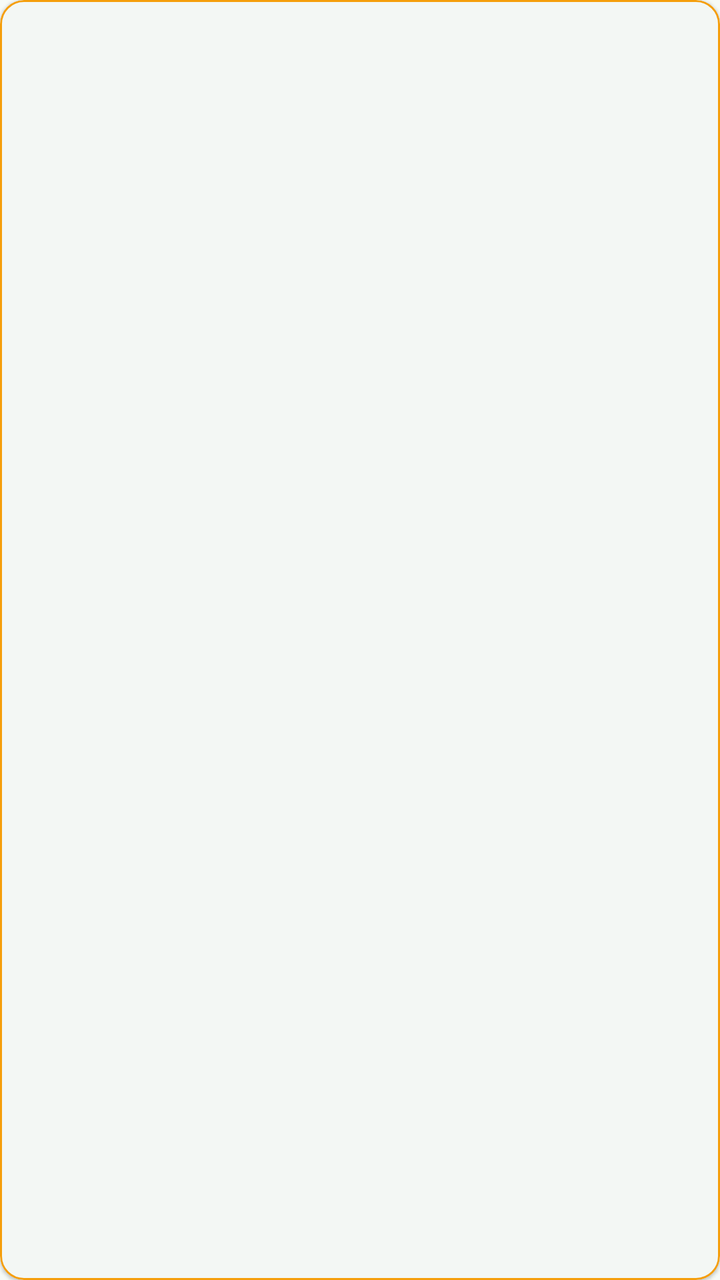
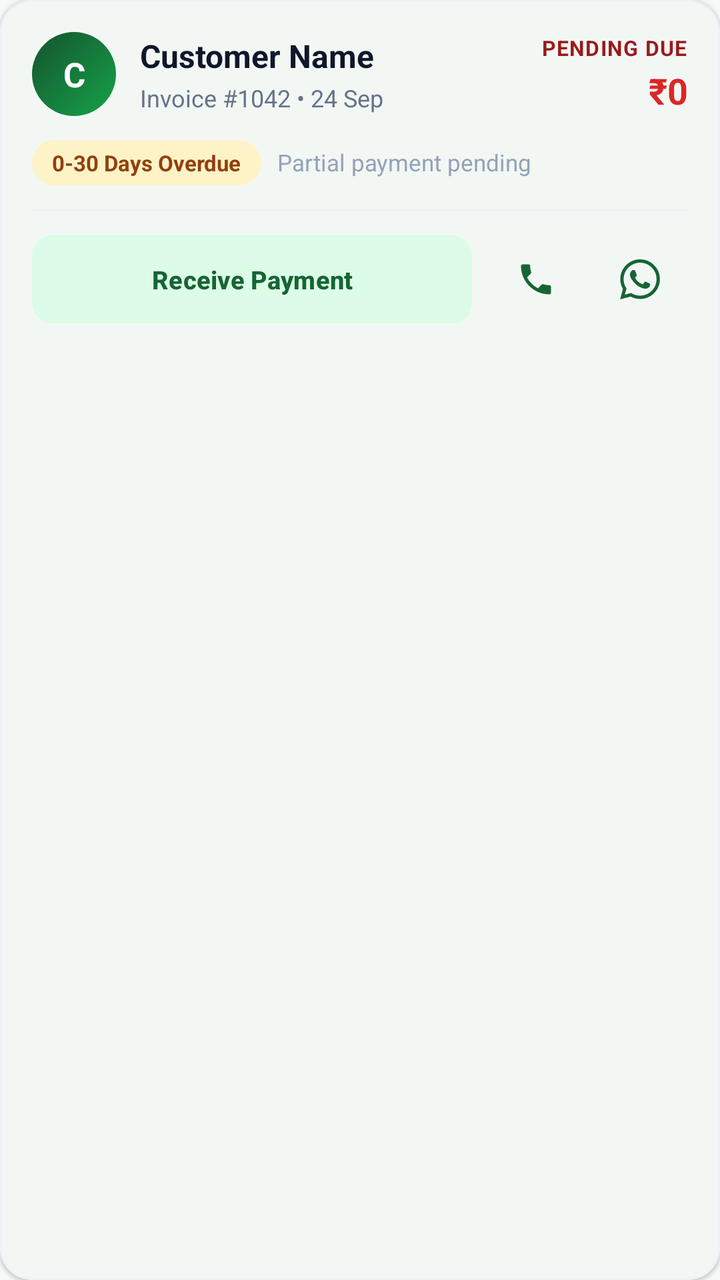

The first picture is an Android layout as it rendered before a commit; the second is the same layout after the commit. The layout source and the unified diff follow.
<!-- AndroidManifest.xml: application theme Theme.MobileShopkeeper -->
<!-- res/layout/item_due.xml -->
<?xml version="1.0" encoding="utf-8"?>
<com.google.android.material.card.MaterialCardView xmlns:android="http://schemas.android.com/apk/res/android"
    xmlns:app="http://schemas.android.com/apk/res-auto"
    android:layout_width="match_parent" android:layout_height="wrap_content"
    android:layout_marginBottom="8dp" app:cardCornerRadius="12dp" app:cardElevation="1dp"
    app:strokeColor="@color/warning" app:strokeWidth="1dp">
    <LinearLayout android:layout_width="match_parent" android:layout_height="wrap_content"
        android:orientation="vertical" android:padding="14dp">
        <LinearLayout android:layout_width="match_parent" android:layout_height="wrap_content"
            android:orientation="horizontal" android:gravity="center_vertical">
            <TextView android:id="@+id/tvCustName" android:layout_width="0dp"
                android:layout_weight="1" android:layout_height="wrap_content"
                android:textStyle="bold" android:textSize="15sp"/>
            <TextView android:id="@+id/tvBalance" android:layout_width="wrap_content"
                android:layout_height="wrap_content" android:textStyle="bold"
                android:textColor="@color/error" android:textSize="15sp"/>
        </LinearLayout>
        <LinearLayout android:layout_width="match_parent" android:layout_height="wrap_content"
            android:orientation="horizontal" android:layout_marginTop="4dp">
            <TextView android:id="@+id/tvDueDate" android:layout_width="0dp"
                android:layout_weight="1" android:layout_height="wrap_content"
                android:textSize="12sp" android:textColor="@color/text_secondary"/>
            <TextView android:id="@+id/tvPaidInfo" android:layout_width="wrap_content"
                android:layout_height="wrap_content" android:textSize="12sp"
                android:textColor="@color/text_secondary"/>
        </LinearLayout>
    </LinearLayout>
</com.google.android.material.card.MaterialCardView>
<!-- resources referenced by this layout -->
<resources>
  <color name="error">#DC2626</color>
  <color name="text_secondary">#5F7166</color>
  <color name="warning">#F59E0B</color>
  <color name="green_800">#166534</color>
  <color name="white">#FFFFFF</color>
  <color name="green_100">#DCFCE7</color>
  <color name="green_900">#14532D</color>
  <color name="green_600">#16A34A</color>
  <color name="surface">#FFFFFF</color>
  <color name="text_primary">#1A2E22</color>
  <color name="background_light">#F6FAF7</color>
  <style name="Shape.MobileShop.Medium" parent="ShapeAppearance.Material3.MediumComponent">
          <item name="cornerSize">14dp</item>
      </style>
  <style name="Widget.MobileShop.Button" parent="Widget.Material3.Button">
          <item name="cornerRadius">14dp</item>
          <item name="android:textAllCaps">false</item>
          <item name="android:paddingTop">14dp</item>
          <item name="android:paddingBottom">14dp</item>
          <item name="android:textStyle">bold</item>
      </style>
  <!-- unchanged entries left out for length: 3 -->
</resources>

<!-- the commit's change to res/layout/item_due.xml (unified diff, before → after) -->
@@ -1,28 +1,175 @@
 <?xml version="1.0" encoding="utf-8"?>
-<com.google.android.material.card.MaterialCardView xmlns:android="http://schemas.android.com/apk/res/android"
+<com.google.android.material.card.MaterialCardView
+    xmlns:android="http://schemas.android.com/apk/res/android"
     xmlns:app="http://schemas.android.com/apk/res-auto"
-    android:layout_width="match_parent" android:layout_height="wrap_content"
-    android:layout_marginBottom="8dp" app:cardCornerRadius="12dp" app:cardElevation="1dp"
-    app:strokeColor="@color/warning" app:strokeWidth="1dp">
-    <LinearLayout android:layout_width="match_parent" android:layout_height="wrap_content"
-        android:orientation="vertical" android:padding="14dp">
-        <LinearLayout android:layout_width="match_parent" android:layout_height="wrap_content"
-            android:orientation="horizontal" android:gravity="center_vertical">
-            <TextView android:id="@+id/tvCustName" android:layout_width="0dp"
-                android:layout_weight="1" android:layout_height="wrap_content"
-                android:textStyle="bold" android:textSize="15sp"/>
-            <TextView android:id="@+id/tvBalance" android:layout_width="wrap_content"
-                android:layout_height="wrap_content" android:textStyle="bold"
-                android:textColor="@color/error" android:textSize="15sp"/>
+    android:layout_width="match_parent"
+    android:layout_height="wrap_content"
+    android:layout_marginBottom="10dp"
+    app:cardCornerRadius="16dp"
+    app:cardElevation="1dp"
+    app:strokeWidth="1dp"
+    app:strokeColor="#EDF2F7"
+    app:cardBackgroundColor="@color/white">
+
+    <LinearLayout
+        android:layout_width="match_parent"
+        android:layout_height="wrap_content"
+        android:orientation="vertical"
+        android:padding="16dp">
+
+        
+        <LinearLayout
+            android:layout_width="match_parent"
+            android:layout_height="wrap_content"
+            android:orientation="horizontal"
+            android:gravity="center_vertical">
+
+            <TextView
+                android:id="@+id/tvDueInitials"
+                android:layout_width="42dp"
+                android:layout_height="42dp"
+                android:gravity="center"
+                android:text="C"
+                android:textSize="17sp"
+                android:textStyle="bold"
+                android:textColor="@color/white"
+                android:background="@drawable/bg_circle_green"/>
+
+            <LinearLayout
+                android:layout_width="0dp"
+                android:layout_height="wrap_content"
+                android:layout_weight="1"
+                android:layout_marginStart="12dp"
+                android:orientation="vertical">
+
+                <TextView
+                    android:id="@+id/tvCustName"
+                    android:layout_width="wrap_content"
+                    android:layout_height="wrap_content"
+                    android:text="Customer Name"
+                    android:textSize="16sp"
+                    android:textStyle="bold"
+                    android:textColor="#0F172A"
+                    android:maxLines="1"
+                    android:ellipsize="end"/>
+
+                <TextView
+                    android:id="@+id/tvDueDate"
+                    android:layout_width="wrap_content"
+                    android:layout_height="wrap_content"
+                    android:text="Invoice #1042 • 24 Sep"
+                    android:textSize="12sp"
+                    android:textColor="#64748B"
+                    android:layout_marginTop="2dp"/>
+            </LinearLayout>
+
+            <LinearLayout
+                android:layout_width="wrap_content"
+                android:layout_height="wrap_content"
+                android:orientation="vertical"
+                android:gravity="end">
+
+                <TextView
+                    android:layout_width="wrap_content"
+                    android:layout_height="wrap_content"
+                    android:text="PENDING DUE"
+                    android:textSize="10.5sp"
+                    android:textStyle="bold"
+                    android:textColor="#991B1B"
+                    android:letterSpacing="0.04"/>
+
+                <TextView
+                    android:id="@+id/tvBalance"
+                    android:layout_width="wrap_content"
+                    android:layout_height="wrap_content"
+                    android:text="₹0"
+                    android:textSize="18sp"
+                    android:textStyle="bold"
+                    android:textColor="#DC2626"
+                    android:layout_marginTop="2dp"/>
+            </LinearLayout>
         </LinearLayout>
-        <LinearLayout android:layout_width="match_parent" android:layout_height="wrap_content"
-            android:orientation="horizontal" android:layout_marginTop="4dp">
-            <TextView android:id="@+id/tvDueDate" android:layout_width="0dp"
-                android:layout_weight="1" android:layout_height="wrap_content"
-                android:textSize="12sp" android:textColor="@color/text_secondary"/>
-            <TextView android:id="@+id/tvPaidInfo" android:layout_width="wrap_content"
-                android:layout_height="wrap_content" android:textSize="12sp"
-                android:textColor="@color/text_secondary"/>
+
+        
+        <LinearLayout
+            android:layout_width="match_parent"
+            android:layout_height="wrap_content"
+            android:orientation="horizontal"
+            android:gravity="center_vertical"
+            android:layout_marginTop="12dp">
+
+            <TextView
+                android:id="@+id/tvAging"
+                android:layout_width="wrap_content"
+                android:layout_height="wrap_content"
+                android:background="@drawable/bg_badge_amber"
+                android:paddingHorizontal="10dp"
+                android:paddingVertical="4dp"
+                android:text="0-30 Days Overdue"
+                android:textSize="11sp"
+                android:textStyle="bold"
+                android:textColor="#92400E"/>
+
+            <TextView
+                android:id="@+id/tvPaidInfo"
+                android:layout_width="0dp"
+                android:layout_height="wrap_content"
+                android:layout_weight="1"
+                android:layout_marginStart="8dp"
+                android:text="Partial payment pending"
+                android:textSize="11.5sp"
+                android:textColor="#94A3B8"
+                android:maxLines="1"
+                android:ellipsize="end"/>
+        </LinearLayout>
+
+        <View
+            android:layout_width="match_parent"
+            android:layout_height="1dp"
+            android:background="#EDF2F7"
+            android:layout_marginTop="12dp"
+            android:layout_marginBottom="10dp"/>
+
+        
+        <LinearLayout
+            android:layout_width="match_parent"
+            android:layout_height="wrap_content"
+            android:orientation="horizontal"
+            android:gravity="center_vertical">
+
+            <com.google.android.material.button.MaterialButton
+                android:id="@+id/btnReceiveDue"
+                style="@style/Widget.Material3.Button.TonalButton"
+                android:layout_width="0dp"
+                android:layout_height="44dp"
+                android:layout_weight="1"
+                android:text="Receive Payment"
+                android:textSize="12.5sp"
+                android:textStyle="bold"
+                android:textColor="@color/green_800"
+                app:cornerRadius="10dp"
+                android:insetTop="0dp"
+                android:insetBottom="0dp"/>
+
+            <com.google.android.material.button.MaterialButton
+                android:id="@+id/btnCallDue"
+                style="@style/Widget.Material3.Button.IconButton"
+                android:layout_width="48dp"
+                android:layout_height="48dp"
+                android:layout_marginStart="8dp"
+                app:icon="@drawable/ic_call"
+                app:iconTint="@color/green_800"
+                app:iconSize="20dp"/>
+
+            <com.google.android.material.button.MaterialButton
+                android:id="@+id/btnWhatsAppDue"
+                style="@style/Widget.Material3.Button.IconButton"
+                android:layout_width="48dp"
+                android:layout_height="48dp"
+                android:layout_marginStart="4dp"
+                app:icon="@drawable/ic_whatsapp"
+                app:iconTint="@color/green_800"
+                app:iconSize="20dp"/>
         </LinearLayout>
     </LinearLayout>
 </com.google.android.material.card.MaterialCardView>
<!-- resource entries referenced after the edit -->
@@ -1,10 +1,25 @@
 <!-- resources referenced by this layout -->
 <resources>
   <color name="error">#DC2626</color>
-  <color name="text_secondary">#5F7166</color>
-  <color name="warning">#F59E0B</color>
   <color name="green_800">#166534</color>
   <color name="white">#FFFFFF</color>
+  <!-- drawable bg_badge_amber (drawable) -->
+  <?xml version="1.0" encoding="utf-8"?>
+  <shape xmlns:android="http://schemas.android.com/apk/res/android" android:shape="rectangle">
+      <solid android:color="#FEF3C7"/><corners android:radius="12dp"/>
+  </shape>
+  <!-- drawable bg_circle_green (drawable) -->
+  <?xml version="1.0" encoding="utf-8"?>
+  <shape xmlns:android="http://schemas.android.com/apk/res/android" android:shape="oval">
+      <gradient
+          android:angle="135"
+          android:startColor="@color/green_600"
+          android:endColor="@color/green_900"/>
+  </shape>
+  <!-- drawable ic_call (drawable) -->
+  <vector xmlns:android="http://schemas.android.com/apk/res/android" android:width="24dp" android:height="24dp" android:viewportWidth="24" android:viewportHeight="24"><path android:fillColor="#16A34A" android:pathData="M6.62,10.79c1.44,2.83 3.76,5.14 6.59,6.59l2.2,-2.2c0.27,-0.27 0.67,-0.36 1.02,-0.24 1.12,0.37 2.33,0.57 3.57,0.57 0.55,0 1,0.45 1,1V20c0,0.55 -0.45,1 -1,1 -9.39,0 -17,-7.61 -17,-17 0,-0.55 0.45,-1 1,-1h3.5c0.55,0 1,0.45 1,1 0,1.25 0.2,2.45 0.57,3.57 0.11,0.35 0.03,0.74 -0.25,1.02l-2.2,2.2z"/></vector>
+  <!-- drawable ic_whatsapp (drawable) -->
+  <vector xmlns:android="http://schemas.android.com/apk/res/android" android:width="24dp" android:height="24dp" android:viewportWidth="24" android:viewportHeight="24"><path android:fillColor="#FFFFFF" android:pathData="M17.472,14.382c-0.297,-0.149 -1.758,-0.867 -2.03,-0.967 -0.273,-0.099 -0.471,-0.148 -0.67,0.15 -0.197,0.297 -0.767,0.966 -0.94,1.164 -0.173,0.199 -0.347,0.223 -0.644,0.075 -0.297,-0.15 -1.255,-0.463 -2.39,-1.475 -0.883,-0.788 -1.48,-1.761 -1.653,-2.059 -0.173,-0.297 -0.018,-0.458 0.13,-0.606 0.134,-0.133 0.298,-0.347 0.446,-0.52 0.149,-0.174 0.198,-0.298 0.298,-0.497 0.099,-0.198 0.05,-0.371 -0.025,-0.52 -0.075,-0.149 -0.669,-1.612 -0.916,-2.207 -0.242,-0.579 -0.487,-0.5 -0.669,-0.51 -0.173,-0.008 -0.371,-0.01 -0.57,-0.01 -0.198,0 -0.52,0.074 -0.792,0.372 -0.272,0.297 -1.04,1.016 -1.04,2.479 0,1.462 1.065,2.875 1.213,3.074 0.149,0.198 2.096,3.2 5.077,4.487 0.709,0.306 1.262,0.489 1.694,0.625 0.712,0.227 1.36,0.195 1.871,0.118 0.571,-0.085 1.758,-0.719 2.006,-1.413 0.248,-0.694 0.248,-1.289 0.173,-1.413 -0.074,-0.124 -0.272,-0.198 -0.57,-0.347m-5.421,7.403h-0.004a9.87,9.87 0,0 1,-5.031 -1.378l-0.361,-0.214 -3.741,0.982 0.998,-3.648 -0.235,-0.374a9.86,9.86 0,0 1,-1.51 -5.26c0.001,-5.45 4.436,-9.884 9.888,-9.884 2.64,0 5.122,1.03 6.988,2.898a9.825,9.825 0,0 1,2.893 6.994c-0.003,5.45 -4.437,9.884 -9.885,9.884m8.413,-18.297A11.815,11.815 0,0 0,12.05 0C5.495,0 0.16,5.335 0.157,11.892c0,2.096 0.547,4.142 1.588,5.945L0.057,24l6.305,-1.654a11.882,11.882 0,0 0,5.683 1.448h0.005c6.554,0 11.89,-5.335 11.893,-11.893a11.821,11.821 0,0 0,-3.48 -8.413z"/></vector>
   <color name="green_100">#DCFCE7</color>
   <color name="green_900">#14532D</color>
   <color name="green_600">#16A34A</color>
